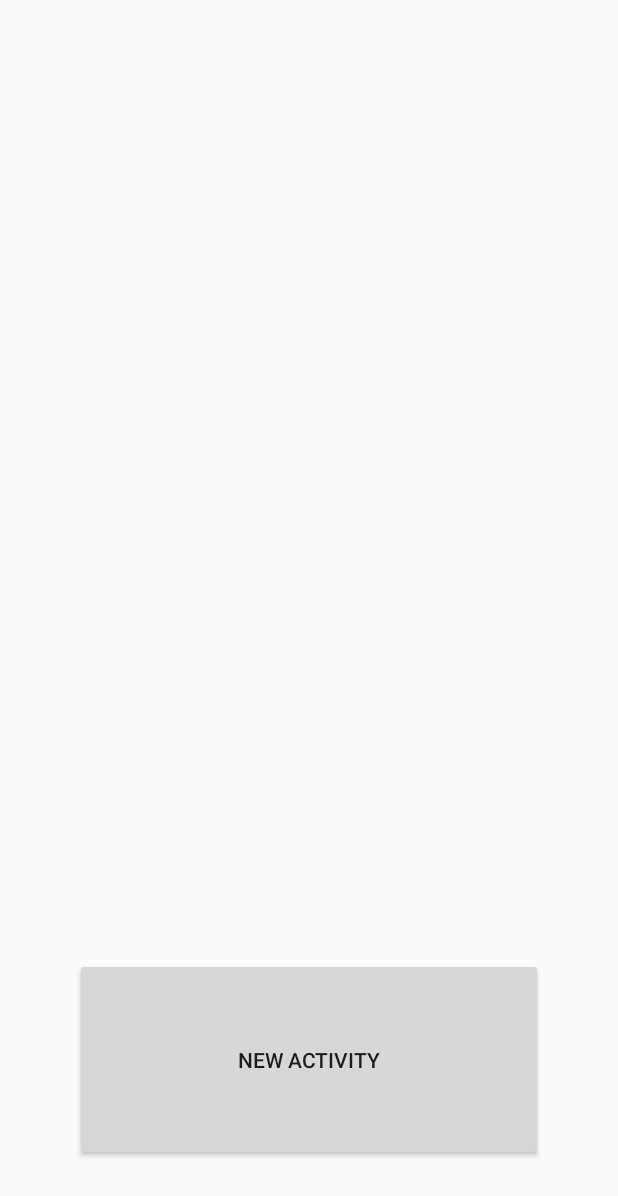
After one commit to thedeconstructors/Krono, an Android app: the layout activity_menu0_activities2.xml on its own in the app's theme, with its tools: preview values and no code run, on a phone screen of 412 x 824 dp. The commit adds this screen. Shown: the top 1196 px of the screen. Run offline under Robolectric (Android 15) with nearby library versions, the phone set to English and light mode, and no system bars.

Commit message:
Added new activity button on new activities page

```diff
--- a/KronoJava/app/src/main/res/layout/activity_menu0__activities.xml
+++ b/KronoJava/app/src/main/res/layout/activity_menu0__activities.xml
@@ -15,5 +15,12 @@
         android:id="@+id/mainList"
         android:layout_width="match_parent"
         android:layout_height="match_parent">
+
     </androidx.recyclerview.widget.RecyclerView>
+
+    <Button
+        android:id="@+id/button"
+        android:layout_width="wrap_content"
+        android:layout_height="wrap_content"
+        android:text="Button" />
 </RelativeLayout>
--- /dev/null
+++ b/KronoJava/app/src/main/res/layout/activity_menu0_activities2.xml
@@ -0,0 +1,25 @@
+<?xml version="1.0" encoding="utf-8"?>
+<LinearLayout xmlns:android="http://schemas.android.com/apk/res/android"
+    android:layout_width="match_parent"
+    android:layout_height="match_parent"
+    android:gravity="center_horizontal"
+    android:orientation="vertical">
+
+    <androidx.recyclerview.widget.RecyclerView
+        android:layout_width="match_parent"
+        android:layout_height="match_parent"
+        android:layout_weight="2">
+
+    </androidx.recyclerview.widget.RecyclerView>
+
+    <Button
+        android:id="@+id/button2"
+        android:layout_width="match_parent"
+        android:layout_height="match_parent"
+        android:layout_marginLeft="50dp"
+        android:layout_marginTop="50dp"
+        android:layout_marginRight="50dp"
+        android:layout_marginBottom="50dp"
+        android:layout_weight="5"
+        android:text="@string/menu_activities_new" />
+</LinearLayout>
--- a/KronoJava/app/src/main/res/values/strings.xml
+++ b/KronoJava/app/src/main/res/values/strings.xml
@@ -13,5 +13,6 @@
     <string name="profile_back">Back</string>
     <string name="profile_firstname">First Name</string>
     <string name="profile_lastname">Last Name</string>
+    <string name="menu_activities_new">New Activity</string>
 
 </resources>
```
